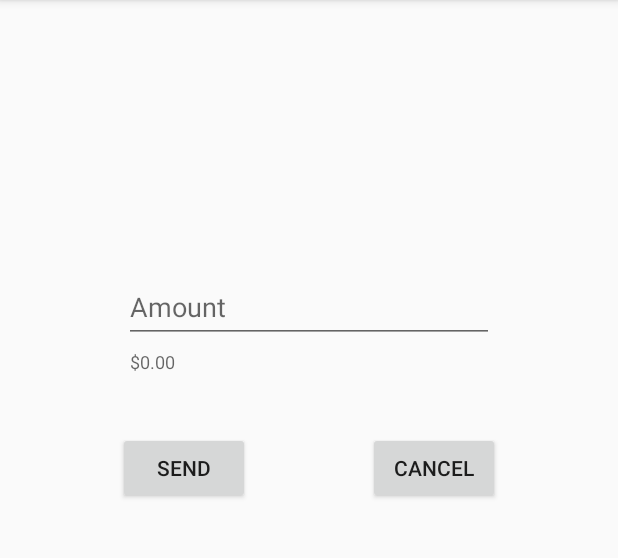
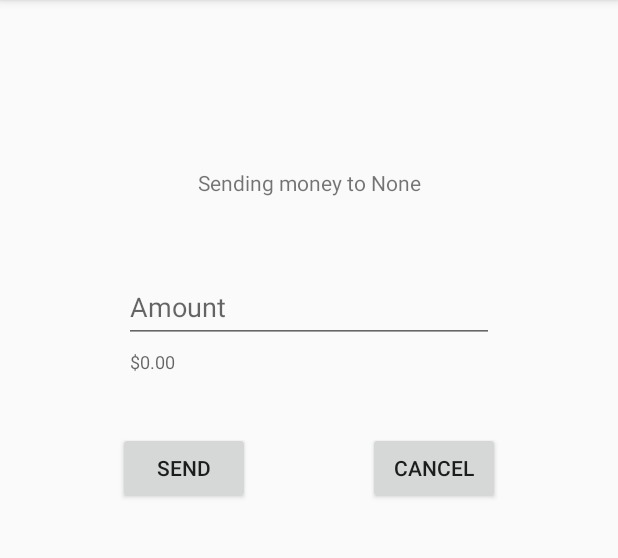
Before and after one commit to mingmonth/jetpack-nav-graph, an Android app: the SpecifyAmountFragment screen opened through its navigation route, on a phone screen of 412 x 824 dp, the part 84-642 px from its top. Run offline under Robolectric (Android 15) with nearby library versions, the phone set to English and light mode, and no system bars.

Commit message:
데이터 전달과 백스택 처리

```diff
--- a/app/src/main/java/yskim/sample/navigationcomponentsexample/SpecifyAmountFragment.kt
+++ b/app/src/main/java/yskim/sample/navigationcomponentsexample/SpecifyAmountFragment.kt
@@ -1,18 +1,32 @@
 package yskim.sample.navigationcomponentsexample
 
 import android.os.Bundle
+import android.text.TextUtils
 import androidx.fragment.app.Fragment
 import android.view.LayoutInflater
 import android.view.View
 import android.view.ViewGroup
 import android.widget.Button
+import android.widget.TextView
+import android.widget.Toast
+import androidx.core.os.bundleOf
 import androidx.navigation.NavController
 import androidx.navigation.Navigation
 import androidx.navigation.fragment.findNavController
+import kotlinx.android.synthetic.main.fragment_specify_amount.*
+import java.math.BigDecimal
 
 class SpecifyAmountFragment : Fragment(), View.OnClickListener {
 
-    var navController: NavController? = null
+//    var navController: NavController? = null
+//    var recipient: String? = null
+    private lateinit var navController: NavController
+    private lateinit var recipient: String
+
+    override fun onCreate(savedInstanceState: Bundle?) {
+        super.onCreate(savedInstanceState)
+        recipient = requireArguments().getString("recipient").toString()
+    }
 
     override fun onCreateView(
         inflater: LayoutInflater, container: ViewGroup?,
@@ -27,12 +41,23 @@ class SpecifyAmountFragment : Fragment(), View.OnClickListener {
         navController = Navigation.findNavController(view)
         view.findViewById<Button>(R.id.send_btn).setOnClickListener(this)
         view.findViewById<Button>(R.id.cancel_btn).setOnClickListener(this)
+        var message = "Sending money to $recipient"
+        view.findViewById<TextView>(R.id.recipient).text = message
     }
 
     override fun onClick(v: View?) {
         when(v!!.id) {
             R.id.send_btn -> {
-                navController!!.navigate(R.id.action_specifyAmountFragment_to_confirmationFragment)
+                if(!TextUtils.isEmpty(input_amount.text.toString())) {
+                    val amount = Money(BigDecimal(input_amount.text.toString()))
+                    val bundle = bundleOf(
+                        "recipient" to recipient,
+                        "amount" to amount
+                    )
+                    navController!!.navigate(R.id.action_specifyAmountFragment_to_confirmationFragment, bundle)
+                } else {
+                    Toast.makeText(activity, "Enter an amount", Toast.LENGTH_SHORT).show()
+                }
             }
             R.id.cancel_btn -> requireActivity().onBackPressed()
         }
--- a/app/src/main/res/navigation/nav_graph.xml
+++ b/app/src/main/res/navigation/nav_graph.xml
@@ -51,15 +51,30 @@
         android:id="@+id/confirmationFragment"
         android:name="yskim.sample.navigationcomponentsexample.ConfirmationFragment"
         android:label="fragment_confirmation"
-        tools:layout="@layout/fragment_confirmation" />
+        tools:layout="@layout/fragment_confirmation">
+
+        <argument android:name="recipient"
+            android:defaultValue="None"/>
+
+        <argument android:name="amount"
+            app:argType="yskim.sample.navigationcomponentsexample.Money" />
+
+    </fragment>
+
     <fragment
         android:id="@+id/specifyAmountFragment"
         android:name="yskim.sample.navigationcomponentsexample.SpecifyAmountFragment"
         android:label="fragment_specify_amount"
         tools:layout="@layout/fragment_specify_amount" >
+
+        <argument android:name="recipient"
+            android:defaultValue="None"/>
+
         <action
             android:id="@+id/action_specifyAmountFragment_to_confirmationFragment"
             app:destination="@id/confirmationFragment"
+            app:popUpTo="@+id/chooseRecipientFragment"
+            app:popUpToInclusive="true"
             app:popEnterAnim="@anim/slide_in_left"
             app:popExitAnim="@anim/slide_out_right"
             app:enterAnim="@anim/slide_in_right"
```
Also changed, not shown: app/src/main/java/yskim/sample/navigationcomponentsexample/ChooseRecipientFragment.kt (+10 -1 lines), app/src/main/java/yskim/sample/navigationcomponentsexample/ConfirmationFragment.kt (+16 -0 lines), app/src/main/java/yskim/sample/navigationcomponentsexample/Money.kt (added, +10 -0 lines).
